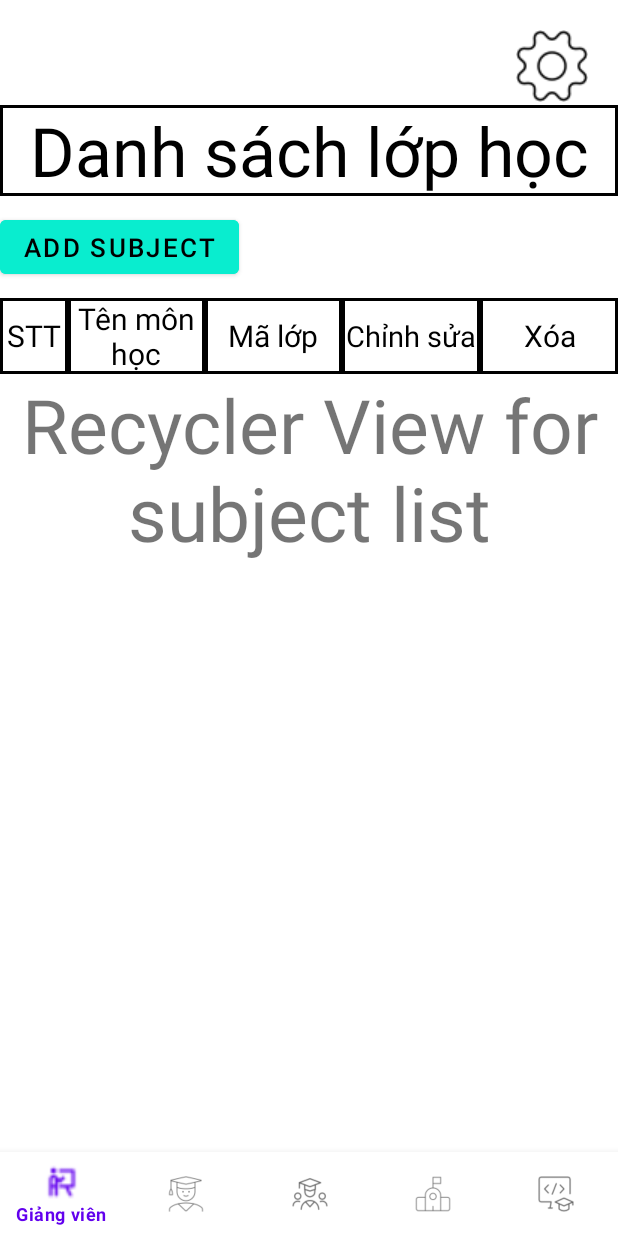
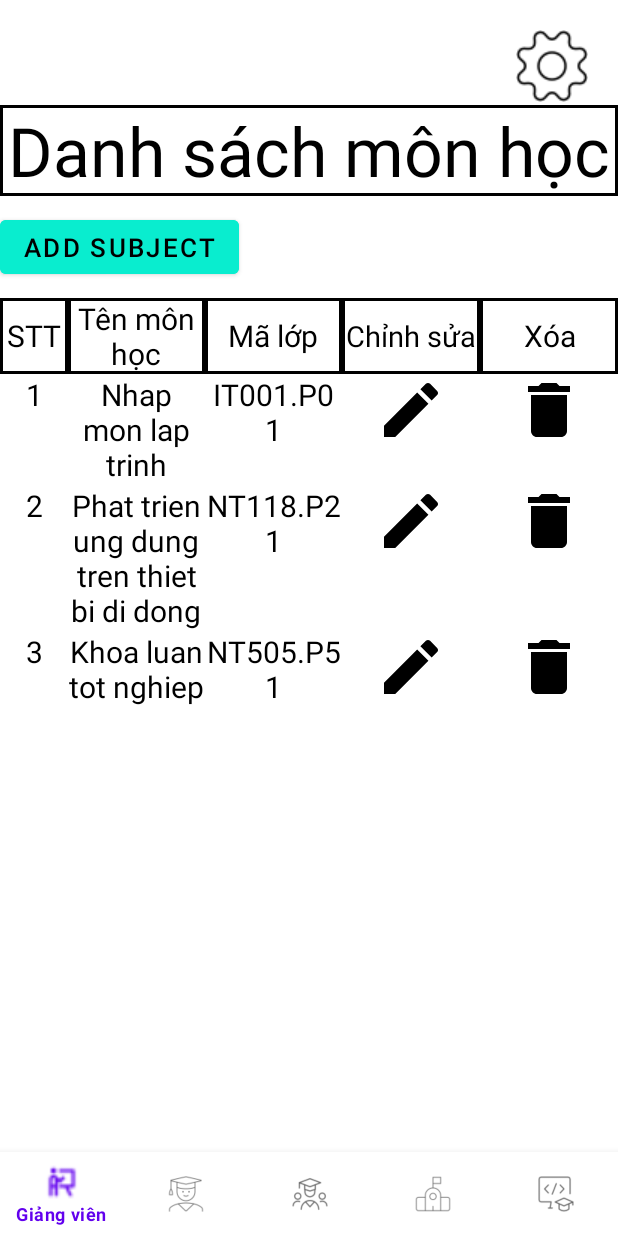
Before and after one commit to VuBaTai2004/ChillTime, an Android app: the fragment AdminSubjectFragment placed in its activity, on a phone screen of 412 x 824 dp. Run offline under Robolectric (Android 15) with nearby library versions, the light colour scheme and no system bars.

Commit message:
Update Recylcer for Admin Subject Fragment.

```diff
--- /dev/null
+++ b/app/src/main/java/com/example/chilltime/AdminSubject.java
@@ -0,0 +1,19 @@
+package com.example.chilltime;
+
+public class AdminSubject {
+    private String className;
+    private String classId;
+
+    public AdminSubject(String className, String classId) {
+        this.className = className;
+        this.classId = classId;
+    }
+
+    public String getName() {
+        return className;
+    }
+
+    public String getClassId() {
+        return classId;
+    }
+}
--- /dev/null
+++ b/app/src/main/java/com/example/chilltime/AdminSubjectAdapter.java
@@ -0,0 +1,73 @@
+package com.example.chilltime;
+
+import android.content.Context;
+import android.view.LayoutInflater;
+import android.view.View;
+import android.view.ViewGroup;
+import android.widget.ImageButton;
+import android.widget.TextView;
+import androidx.annotation.NonNull;
+import androidx.recyclerview.widget.RecyclerView;
+
+import com.example.chilltime.AdminSubject;
+
+import java.util.ArrayList;
+import java.util.List;
+
+public class AdminSubjectAdapter extends RecyclerView.Adapter<AdminSubjectAdapter.SubjectViewHolder> {
+
+    private Context context;
+    private ArrayList<AdminSubject> subjectList;
+
+    public AdminSubjectAdapter(Context context, ArrayList<AdminSubject> subjectList) {
+        this.context = context;
+        this.subjectList = subjectList;
+    }
+
+    @NonNull
+    @Override
+    public SubjectViewHolder onCreateViewHolder(@NonNull ViewGroup parent, int viewType) {
+        View view = LayoutInflater.from(context).inflate(R.layout.admin_subject_adapter, parent, false);
+        return new SubjectViewHolder(view);
+    }
+
+    @Override
+    public void onBindViewHolder(@NonNull SubjectViewHolder holder, int position) {
+        AdminSubject subject = subjectList.get(position);
+
+        // Hiển thị STT
+        holder.order.setText(String.valueOf(position + 1));
+
+        // Hiển thị tên môn học và mã lớp
+        holder.name.setText(subject.getName());
+        holder.classId.setText(subject.getClassId());
+
+        // Xử lý sự kiện khi nhấn nút chỉnh sửa và xóa (nếu cần)
+        holder.editButton.setOnClickListener(v -> {
+            // Xử lý chỉnh sửa môn học
+        });
+
+        holder.deleteButton.setOnClickListener(v -> {
+            // Xử lý xóa môn học
+        });
+    }
+
+    @Override
+    public int getItemCount() {
+        return subjectList.size();
+    }
+
+    public static class SubjectViewHolder extends RecyclerView.ViewHolder {
+        TextView order, name, classId;
+        ImageButton editButton, deleteButton;
+
+        public SubjectViewHolder(@NonNull View itemView) {
+            super(itemView);
+            order = itemView.findViewById(R.id.admin_subject_adapter_order);
+            name = itemView.findViewById(R.id.admin_subject_adapter_name);
+            classId = itemView.findViewById(R.id.admin_subject_adapter_class_id);
+            editButton = itemView.findViewById(R.id.admin_subject_adapter_edit);
+            deleteButton = itemView.findViewById(R.id.admin_subject_adapter_delete);
+        }
+    }
+}
--- a/app/src/main/java/com/example/chilltime/AdminSubjectFragment.java
+++ b/app/src/main/java/com/example/chilltime/AdminSubjectFragment.java
@@ -3,16 +3,37 @@ package com.example.chilltime;
 import android.os.Bundle;
 
 import androidx.fragment.app.Fragment;
+import androidx.recyclerview.widget.LinearLayoutManager;
+import androidx.recyclerview.widget.RecyclerView;
 
 import android.view.LayoutInflater;
 import android.view.View;
 import android.view.ViewGroup;
 
+import java.util.ArrayList;
+
 public class AdminSubjectFragment extends Fragment {
+    private RecyclerView recyclerView;
+    private AdminSubjectAdapter adapter;
+    private ArrayList<AdminSubject> subjectList;
+
     @Override
     public View onCreateView(LayoutInflater inflater, ViewGroup container,
                              Bundle savedInstanceState) {
         // Inflate the layout for this fragment
-        return inflater.inflate(R.layout.fragment_admin_subject, container, false);
+        View rootView = inflater.inflate(R.layout.fragment_admin_subject, container,false);
+
+        recyclerView=rootView.findViewById(R.id.rv_admin_subject_list);
+        recyclerView.setLayoutManager(new LinearLayoutManager(getContext()));
+
+        subjectList=new ArrayList<>();
+        subjectList.add(new AdminSubject("Nhap mon lap trinh", "IT001.P01"));
+        subjectList.add(new AdminSubject("Phat trien ung dung tren thiet bi di dong", "NT118.P21"));
+        subjectList.add(new AdminSubject("Khoa luan tot nghiep", "NT505.P51"));
+
+        adapter=new AdminSubjectAdapter(getContext(),subjectList);
+        recyclerView.setAdapter(adapter);
+
+        return rootView;
     }
 }
--- /dev/null
+++ b/app/src/main/res/drawable/icon_edit.xml
@@ -0,0 +1,5 @@
+<vector xmlns:android="http://schemas.android.com/apk/res/android" android:height="48dp" android:tint="#000000" android:viewportHeight="24" android:viewportWidth="24" android:width="48dp">
+
+    <path android:fillColor="@android:color/white" android:pathData="M3,17.25V21h3.75L17.81,9.94l-3.75,-3.75L3,17.25zM20.71,7.04c0.39,-0.39 0.39,-1.02 0,-1.41l-2.34,-2.34c-0.39,-0.39 -1.02,-0.39 -1.41,0l-1.83,1.83 3.75,3.75 1.83,-1.83z"/>
+
+</vector>
--- /dev/null
+++ b/app/src/main/res/drawable/icon_trash_delete.xml
@@ -0,0 +1,5 @@
+<vector xmlns:android="http://schemas.android.com/apk/res/android" android:height="48dp" android:tint="#000000" android:viewportHeight="24" android:viewportWidth="24" android:width="48dp">
+
+    <path android:fillColor="@android:color/white" android:pathData="M6,19c0,1.1 0.9,2 2,2h8c1.1,0 2,-0.9 2,-2V7H6v12zM19,4h-3.5l-1,-1h-5l-1,1H5v2h14V4z"/>
+
+</vector>
--- /dev/null
+++ b/app/src/main/res/layout/admin_subject_adapter.xml
@@ -0,0 +1,51 @@
+<?xml version="1.0" encoding="utf-8"?>
+<LinearLayout xmlns:android="http://schemas.android.com/apk/res/android"
+    android:layout_width="match_parent"
+    android:layout_height="wrap_content"
+    xmlns:app="http://schemas.android.com/apk/res-auto"
+    android:orientation="horizontal">
+    <TextView
+        android:id="@+id/admin_subject_adapter_order"
+        android:layout_width="0dp"
+        android:layout_height="wrap_content"
+        android:layout_weight="0.5"
+        android:textColor="@color/black"
+        android:textSize="20dp"
+        android:gravity="center_horizontal|center_vertical"/>
+
+    <TextView
+        android:id="@+id/admin_subject_adapter_name"
+        android:layout_width="0dp"
+        android:layout_height="wrap_content"
+        android:layout_weight="1"
+        android:gravity="center_horizontal|center_vertical"
+        android:textColor="@color/black"
+        android:textSize="20dp" />
+
+    <TextView
+        android:id="@+id/admin_subject_adapter_class_id"
+        android:layout_width="0dp"
+        android:layout_height="wrap_content"
+        android:layout_weight="1"
+        android:textColor="@color/black"
+        android:textSize="20dp"
+        android:gravity="center_horizontal|center_vertical"/>
+
+    <ImageButton
+        android:id="@+id/admin_subject_adapter_edit"
+        android:layout_width="0dp"
+        android:layout_height="wrap_content"
+        android:layout_weight="1"
+        android:textColor="@color/black"
+        android:src="@drawable/icon_edit"
+        android:background="@android:color/transparent"/>
+
+    <ImageButton
+        android:id="@+id/admin_subject_adapter_delete"
+        android:layout_width="0dp"
+        android:layout_height="wrap_content"
+        android:layout_weight="1"
+        android:textColor="@color/black"
+        android:background="@android:color/transparent"
+        android:src="@drawable/icon_trash_delete"/>
+</LinearLayout>
--- a/app/src/main/res/layout/fragment_admin_subject.xml
+++ b/app/src/main/res/layout/fragment_admin_subject.xml
@@ -21,7 +21,7 @@
             android:textColor="@color/black"
             android:layout_gravity="top"
             android:gravity="center_vertical|center_horizontal"
-            android:text="Danh sách lớp học"
+            android:text="Danh sách môn học"
             android:background="@drawable/border_black"/>
 
         <Button
@@ -96,12 +96,12 @@
                 android:gravity="center_horizontal|center_vertical"/>
         </LinearLayout>
 
-        <TextView
+        <androidx.recyclerview.widget.RecyclerView
+            android:id="@+id/rv_admin_subject_list"
             android:layout_width="match_parent"
             android:layout_height="0dp"
             app:layout_constraintTop_toBottomOf="@id/admin_subj_attr_view"
             android:textSize="50dp"
-            android:text="Recycler View for subject list"
             android:gravity="center_horizontal|center_vertical"/>
 
         </androidx.constraintlayout.widget.ConstraintLayout>
```
